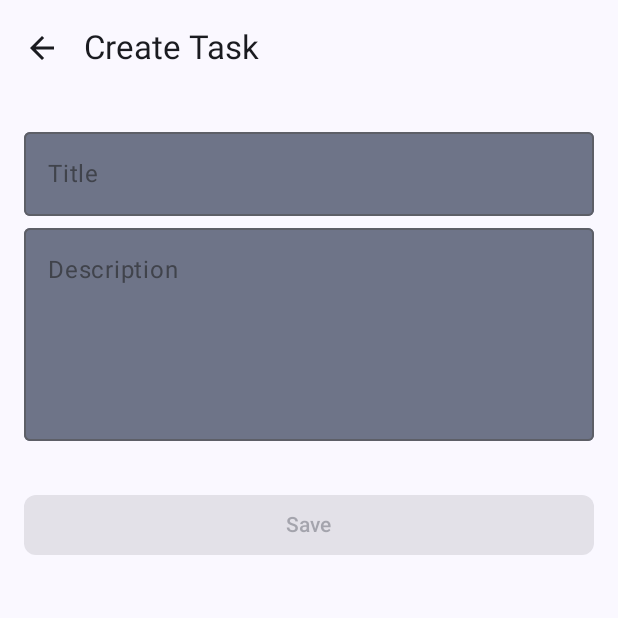
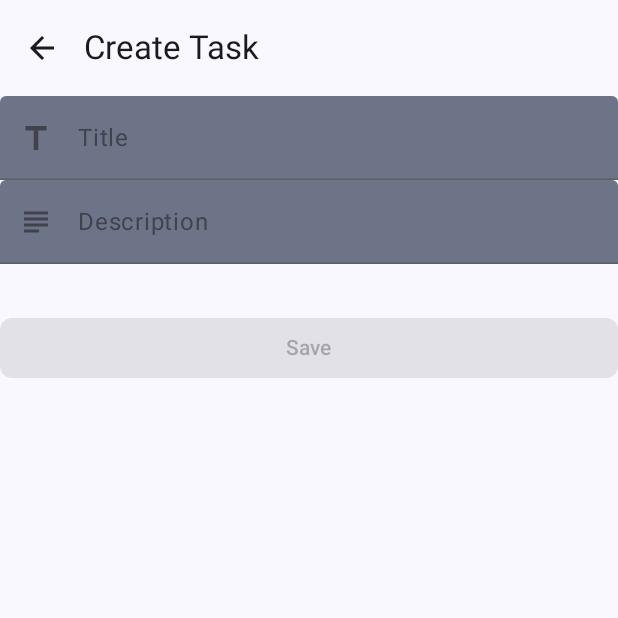
Before and after one commit to Joshua-Soteras/TaskApp, an Android app built with Jetpack Compose: the AddTaskScreen screen opened through its navigation route, on a phone screen of 412 x 824 dp, the top half of it. Run offline under Robolectric (Android 15) with nearby library versions, the phone set to English and light mode, and no system bars; our stand-ins replace Dagger/Hilt's generated code; libraries missing offline, so code that uses them is left out: com.skydoves.sandwich; 1 statement that could not run was skipped.

Commit message:
ui: Improve add task screen
This looks more like the screen in Tasks.org

```diff
--- a/app/src/main/java/com/example/quests/ui/task/AddTaskScreen.kt
+++ b/app/src/main/java/com/example/quests/ui/task/AddTaskScreen.kt
@@ -4,22 +4,25 @@ import androidx.compose.foundation.layout.Column
 import androidx.compose.foundation.layout.Spacer
 import androidx.compose.foundation.layout.fillMaxSize
 import androidx.compose.foundation.layout.fillMaxWidth
-import androidx.compose.foundation.layout.height
+import androidx.compose.foundation.layout.heightIn
 import androidx.compose.foundation.layout.padding
 import androidx.compose.foundation.layout.size
 import androidx.compose.foundation.rememberScrollState
 import androidx.compose.foundation.verticalScroll
 import androidx.compose.material3.Button
+import androidx.compose.material3.Icon
 import androidx.compose.material3.MaterialTheme
-import androidx.compose.material3.OutlinedTextField
 import androidx.compose.material3.OutlinedTextFieldDefaults
 import androidx.compose.material3.Scaffold
 import androidx.compose.material3.Text
+import androidx.compose.material3.TextField
 import androidx.compose.runtime.Composable
 import androidx.compose.runtime.getValue
 import androidx.compose.runtime.rememberCoroutineScope
 import androidx.compose.ui.Modifier
+import androidx.compose.ui.res.painterResource
 import androidx.compose.ui.res.stringResource
+import androidx.compose.ui.unit.Dp
 import androidx.compose.ui.unit.dp
 import androidx.hilt.navigation.compose.hiltViewModel
 import androidx.lifecycle.compose.collectAsStateWithLifecycle
@@ -82,27 +85,39 @@ private fun AddTaskContent(
         modifier
             .fillMaxWidth()
             // TODO: extract this to dimen res
-            .padding(all = 16.dp)
+            // .padding(all = 16.dp)
             .verticalScroll(rememberScrollState())
     ) {
-        OutlinedTextField(
+        TextField(
             value = title,
             onValueChange = onTitleChange,
             modifier = Modifier.fillMaxWidth(),
             label = { Text(stringResource(R.string.title_input_label)) },
+            leadingIcon = {
+                Icon(
+                    painter = painterResource(id = R.drawable.title_24px),
+                    contentDescription = null
+                )
+            },
             colors = OutlinedTextFieldDefaults.colors(
                 focusedContainerColor = MaterialTheme.colorScheme.secondaryContainer,
                 unfocusedContainerColor = MaterialTheme.colorScheme.secondaryContainer,
                 disabledContainerColor = MaterialTheme.colorScheme.secondaryContainer,
             ),
         )
-        OutlinedTextField(
+        TextField(
             value = description,
             onValueChange = onDescriptionChange,
             modifier = Modifier
-                .height(150.dp)
+                .heightIn(1.dp, Dp.Infinity)
                 .fillMaxWidth(),
             label = { Text(stringResource(R.string.description_label_input)) },
+            leadingIcon = {
+                Icon(
+                    painter = painterResource(id = R.drawable.subject_24px),
+                    contentDescription = null
+                )
+            },
             colors = OutlinedTextFieldDefaults.colors(
                 focusedContainerColor = MaterialTheme.colorScheme.secondaryContainer,
                 unfocusedContainerColor = MaterialTheme.colorScheme.secondaryContainer,
--- /dev/null
+++ b/app/src/main/res/drawable/subject_24px.xml
@@ -0,0 +1,10 @@
+<vector xmlns:android="http://schemas.android.com/apk/res/android"
+    android:width="24dp"
+    android:height="24dp"
+    android:viewportWidth="960"
+    android:viewportHeight="960"
+    android:autoMirrored="true">
+  <path
+      android:fillColor="@android:color/white"
+      android:pathData="M160,760L160,680L560,680L560,760L160,760ZM160,600L160,520L800,520L800,600L160,600ZM160,440L160,360L800,360L800,440L160,440ZM160,280L160,200L800,200L800,280L160,280Z"/>
+</vector>
--- /dev/null
+++ b/app/src/main/res/drawable/title_24px.xml
@@ -0,0 +1,9 @@
+<vector xmlns:android="http://schemas.android.com/apk/res/android"
+    android:width="24dp"
+    android:height="24dp"
+    android:viewportWidth="960"
+    android:viewportHeight="960">
+  <path
+      android:fillColor="@android:color/white"
+      android:pathData="M420,800L420,280L200,280L200,160L760,160L760,280L540,280L540,800L420,800Z"/>
+</vector>
```
